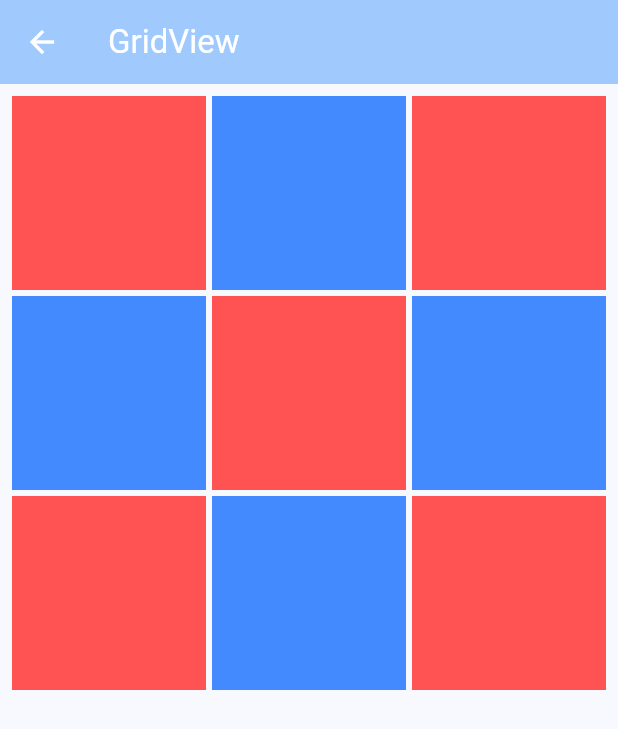
After one commit to rikuyu/my_widget_catalog, a Flutter app: the GridViewCatalog screen opened directly, on a phone screen of 412 x 824 dp. The commit adds this screen. Shown: the top 729 px of the screen. Run offline on Flutter 3.47's test engine with Material 3 defaults, Android fonts, the phone set to English and light mode, and no system bars; generated files the repository leaves out were written again.

Commit message:
add catalog scaffold

```diff
--- /dev/null
+++ b/lib/catalog_scaffold.dart
@@ -0,0 +1,31 @@
+import 'package:flutter/material.dart';
+
+class CatalogScaffold extends StatelessWidget {
+  const CatalogScaffold({required this.title, required this.body, super.key});
+
+  final String title;
+  final Widget body;
+
+  @override
+  Widget build(BuildContext context) {
+    return Scaffold(
+      appBar: AppBar(
+        title: Text(
+          title,
+          style: const TextStyle(color: Colors.white),
+        ),
+        backgroundColor: Theme.of(context).colorScheme.inversePrimary,
+        leading: IconButton(
+          icon: const Icon(
+            Icons.arrow_back,
+            color: Colors.white,
+          ),
+          onPressed: () {
+            Navigator.of(context).pop();
+          },
+        ),
+      ),
+      body: body,
+    );
+  }
+}
--- a/lib/widgets/list/grid_view_catalog.dart
+++ b/lib/widgets/list/grid_view_catalog.dart
@@ -1,5 +1,6 @@
 import 'package:flutter/material.dart';
 import 'package:flutter_gen/gen_l10n/app_localizations.dart';
+import 'package:my_widget_catalog/catalog_scaffold.dart';
 
 // https://docs.flutter.dev/cookbook/lists/grid-lists
 // https://flutter.ctrnost.com/basic/layout/gridview/
@@ -9,23 +10,8 @@ class GridViewCatalog extends StatelessWidget {
   @override
   Widget build(BuildContext context) {
     final l10n = L10n.of(context);
-    return Scaffold(
-      appBar: AppBar(
-        title: Text(
-          l10n.gridView,
-          style: const TextStyle(color: Colors.white),
-        ),
-        backgroundColor: Theme.of(context).colorScheme.inversePrimary,
-        leading: IconButton(
-          icon: const Icon(
-            Icons.arrow_back,
-            color: Colors.white,
-          ),
-          onPressed: () {
-            Navigator.of(context).pop();
-          },
-        ),
-      ),
+    return CatalogScaffold(
+      title: l10n.gridView,
       body: GridView.count(
         crossAxisCount: 3,
         mainAxisSpacing: 4.0,
```
